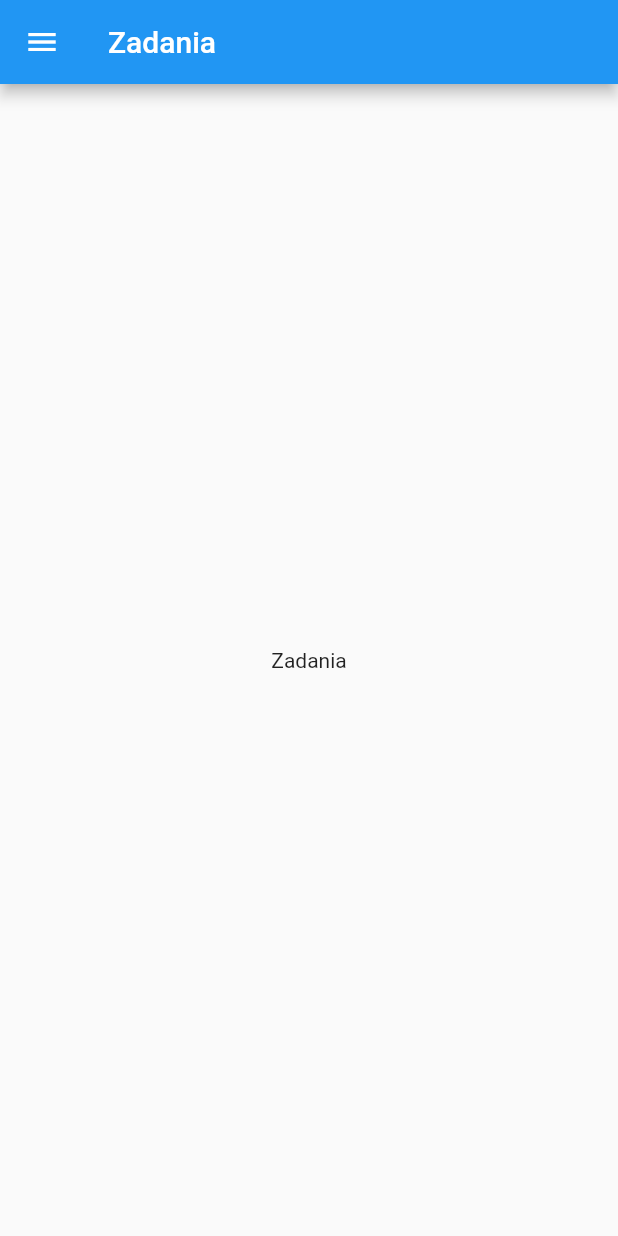
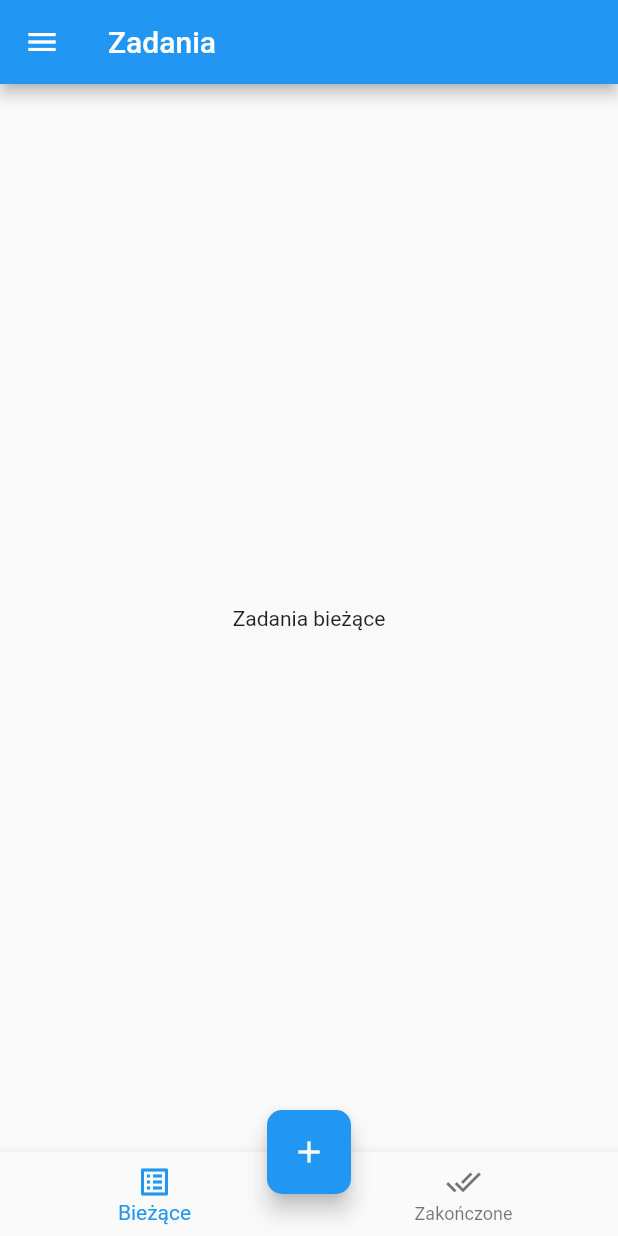
Before and after one commit to piotrpeczkowski/sw_planner, a Flutter app: the screen it shows after launch, on a phone screen of 412 x 824 dp. Run offline on Flutter 3.47's test engine with Material 2 defaults, Android fonts, the phone set to English and light mode, and no system bars.

Commit message:
Rebuild tasks page and add bottom navigation

```diff
--- a/lib/tasks.dart
+++ b/lib/tasks.dart
@@ -1,10 +1,17 @@
 import 'package:flutter/material.dart';
 import 'package:sw_planner/custom_drawer.dart';
 
-class TasksPage extends StatelessWidget {
+class TasksPage extends StatefulWidget {
   const TasksPage({
     super.key,
   });
+
+  @override
+  State<TasksPage> createState() => _TasksPageState();
+}
+
+class _TasksPageState extends State<TasksPage> {
+  int _currentIndex = 0;
 
   @override
   Widget build(BuildContext context) {
@@ -12,10 +19,83 @@ class TasksPage extends StatelessWidget {
       appBar: AppBar(
         title: const Text('Zadania'),
       ),
+      bottomNavigationBar: TaskBottomNavBar(
+        currentIndex: _currentIndex,
+        onTap: (value) {
+          setState(() {
+            _currentIndex = value;
+          });
+        },
+      ),
       drawer: const CustomDrawer(),
-      body: const Center(
-        child: Text('Zadania'),
+      floatingActionButtonLocation: FloatingActionButtonLocation.centerDocked,
+      floatingActionButton: Visibility(
+        visible: _currentIndex == 0 ? true : false,
+        child: AddTaskButton(
+          onPressed: () {},
+        ),
       ),
+      body: Builder(builder: (context) {
+        if (_currentIndex == 0) {
+          return const Center(
+            child: Text('Zadania bieżące'),
+          );
+        }
+        return const Center(
+          child: Text('Zadania zakończone'),
+        );
+      }),
     );
   }
 }
+
+class AddTaskButton extends StatelessWidget {
+  const AddTaskButton({
+    required this.onPressed,
+    super.key,
+  });
+
+  final Function() onPressed;
+
+  @override
+  Widget build(BuildContext context) {
+    return FloatingActionButton(
+      onPressed: onPressed,
+      shape: const RoundedRectangleBorder(
+        borderRadius: BorderRadius.all(
+          Radius.circular(10.0),
+        ),
+      ),
+      child: const Icon(Icons.add),
+    );
+  }
+}
+
+class TaskBottomNavBar extends StatelessWidget {
+  const TaskBottomNavBar({
+    required this.currentIndex,
+    required this.onTap,
+    super.key,
+  });
+
+  final int currentIndex;
+  final Function(int) onTap;
+
+  @override
+  Widget build(BuildContext context) {
+    return BottomNavigationBar(
+      currentIndex: currentIndex,
+      onTap: onTap,
+      items: const [
+        BottomNavigationBarItem(
+          icon: Icon(Icons.list_alt),
+          label: 'Bieżące',
+        ),
+        BottomNavigationBarItem(
+          icon: Icon(Icons.done_all),
+          label: 'Zakończone',
+        ),
+      ],
+    );
+  }
+}
```
